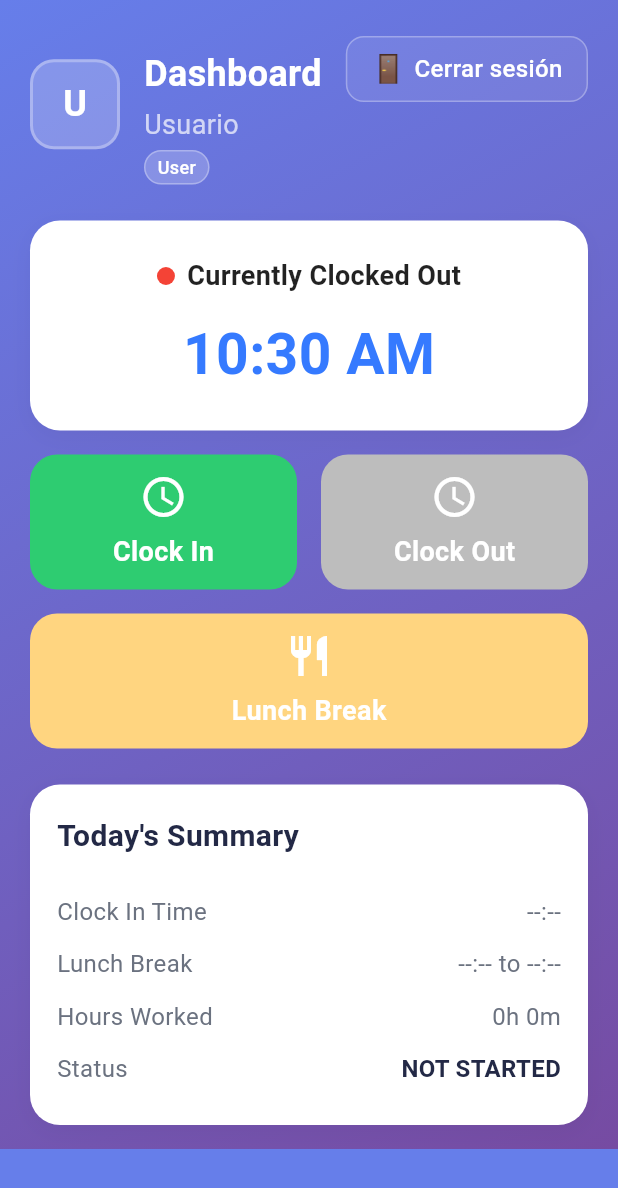
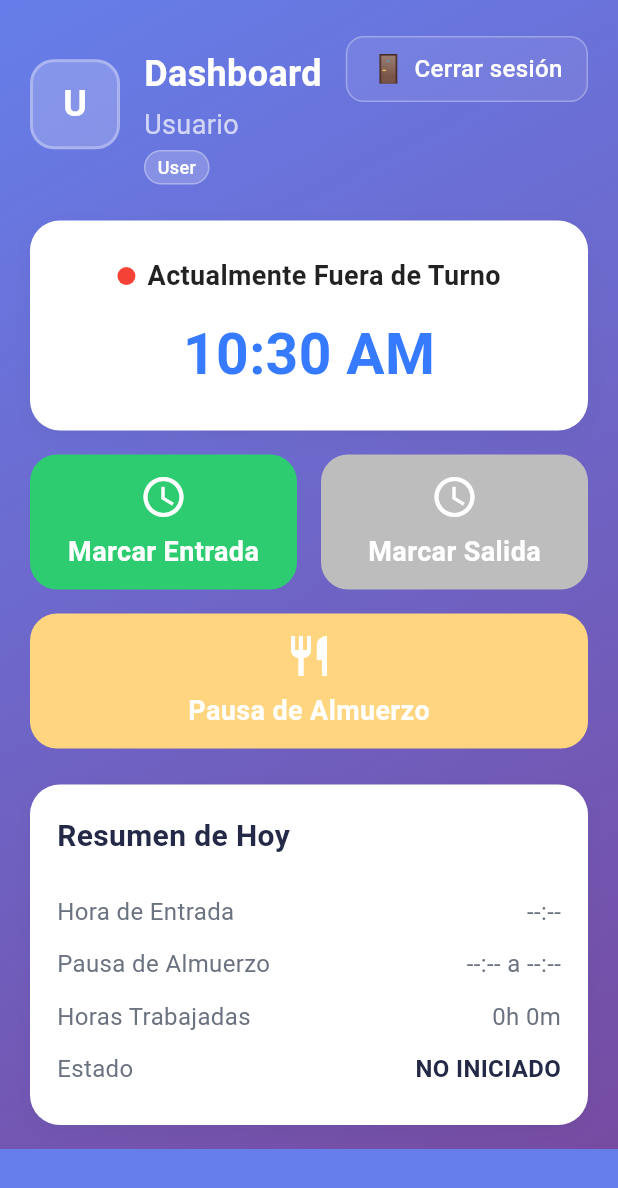
Before and after one commit to gustavorh/gatekeeper-mobile, a Flutter app: the HomeScreen screen opened directly with empty values, after a tap on "Cerrar sesión", on a phone screen of 412 x 824 dp. Shown: the top 1188 px of the screen. Run offline on Flutter 3.47's test engine with Material 3 defaults, Android fonts, the phone set to English and light mode, and no system bars; our stand-ins replace another_flushbar, shared_preferences, timezone; accounts and stored records are empty; network calls fail.

Commit message:
Translate UI text in HomeScreen, LoginScreen, AuthService, and NavigationService to Spanish for improved localization.

```diff
--- a/lib/screens/home_screen.dart
+++ b/lib/screens/home_screen.dart
@@ -448,8 +448,8 @@ class _HomeScreenState extends State<HomeScreen> {
                                             null &&
                                         _currentShift!['data']!['data']!['status'] ==
                                             'active'
-                                    ? 'Currently Clocked In'
-                                    : 'Currently Clocked Out',
+                                    ? 'Actualmente en Turno'
+                                    : 'Actualmente Fuera de Turno',
                                 style: const TextStyle(
                                   fontSize: 18,
                                   fontWeight: FontWeight.w600,
@@ -513,7 +513,7 @@ class _HomeScreenState extends State<HomeScreen> {
                                   ),
                                   SizedBox(height: 8),
                                   Text(
-                                    'Clock In',
+                                    'Marcar Entrada',
                                     style: TextStyle(
                                       fontSize: 18,
                                       color: Colors.white,
@@ -549,7 +549,7 @@ class _HomeScreenState extends State<HomeScreen> {
                                   ),
                                   SizedBox(height: 8),
                                   Text(
-                                    'Clock Out',
+                                    'Marcar Salida',
                                     style: TextStyle(
                                       fontSize: 18,
                                       color: Colors.white,
@@ -585,7 +585,7 @@ class _HomeScreenState extends State<HomeScreen> {
                             ),
                             SizedBox(height: 8),
                             Text(
-                              'Lunch Break',
+                              'Pausa de Almuerzo',
                               style: TextStyle(
                                 fontSize: 18,
                                 color: Colors.white,
@@ -620,7 +620,7 @@ class _HomeScreenState extends State<HomeScreen> {
                         crossAxisAlignment: CrossAxisAlignment.start,
                         children: [
                           const Text(
-                            "Today's Summary",
+                            "Resumen de Hoy",
                             style: TextStyle(
                               fontSize: 20,
                               fontWeight: FontWeight.bold,
@@ -629,7 +629,7 @@ class _HomeScreenState extends State<HomeScreen> {
                           ),
                           const SizedBox(height: 18),
                           _summaryRow(
-                            'Clock In Time',
+                            'Hora de Entrada',
                             _currentShift != null &&
                                     _currentShift!['data'] != null &&
                                     _currentShift!['data']!['data'] != null &&
@@ -641,9 +641,9 @@ class _HomeScreenState extends State<HomeScreen> {
                                   )
                                 : '--:--',
                           ),
-                          _summaryRow('Lunch Break', '--:-- to --:--'),
+                          _summaryRow('Pausa de Almuerzo', '--:-- a --:--'),
                           _summaryRow(
-                            'Hours Worked',
+                            'Horas Trabajadas',
                             _currentShift != null &&
                                     _currentShift!['data'] != null &&
                                     _currentShift!['data']!['data'] != null &&
@@ -657,7 +657,7 @@ class _HomeScreenState extends State<HomeScreen> {
                                 : '0h 0m',
                           ),
                           _summaryRow(
-                            'Status',
+                            'Estado',
                             _currentShift != null &&
                                     _currentShift!['data'] != null &&
                                     _currentShift!['data']!['data'] != null &&
@@ -666,7 +666,7 @@ class _HomeScreenState extends State<HomeScreen> {
                                 ? _currentShift!['data']!['data']!['status']
                                       .toString()
                                       .toUpperCase()
-                                : 'NOT STARTED',
+                                : 'NO INICIADO',
                             valueBold: true,
                           ),
                         ],
--- a/lib/screens/login_screen.dart
+++ b/lib/screens/login_screen.dart
@@ -63,7 +63,7 @@ class _LoginScreenState extends State<LoginScreen> {
       }
     } catch (e) {
       setState(() {
-        _errorMessage = 'An unexpected error occurred: $e';
+        _errorMessage = 'Ocurrió un error inesperado: $e';
       });
     } finally {
       setState(() {
--- a/lib/services/auth_service.dart
+++ b/lib/services/auth_service.dart
@@ -70,11 +70,11 @@ class AuthService {
         final errorData = json.decode(response.body);
         return {
           'success': false,
-          'message': errorData['message'] ?? 'Login failed',
+          'message': errorData['message'] ?? 'Error de inicio de sesión',
         };
       }
     } catch (e) {
-      return {'success': false, 'message': 'Network error: $e'};
+      return {'success': false, 'message': 'Error de red: $e'};
     }
   }
 
--- a/lib/services/navigation_service.dart
+++ b/lib/services/navigation_service.dart
@@ -10,32 +10,32 @@ class NavigationService {
   static const List<NavigationItem> _allNavigationItems = [
     NavigationItem(
       id: 'history',
-      label: 'History',
+      label: 'Historial',
       emoji: '📊',
       allowedRoles: ['user', 'admin'],
       badgeCount: 3, // TODO: display total shifts
     ),
     NavigationItem(
       id: 'dashboard',
-      label: 'Dashboard',
+      label: 'Inicio',
       emoji: '🏠',
       allowedRoles: ['user', 'admin'],
     ),
     NavigationItem(
       id: 'profile',
-      label: 'Profile',
+      label: 'Perfil',
       icon: Icons.person,
       allowedRoles: ['user', 'admin'],
     ),
     NavigationItem(
       id: 'reports',
-      label: 'Reports',
+      label: 'Reportes',
       icon: Icons.assessment,
       allowedRoles: ['admin'],
     ),
     NavigationItem(
       id: 'users',
-      label: 'Users',
+      label: 'Usuarios',
       icon: Icons.people,
       allowedRoles: ['admin'],
     ),
```
